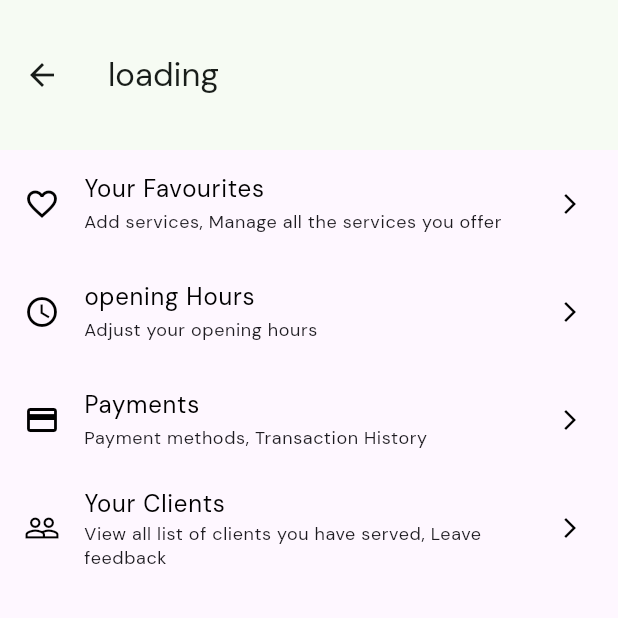
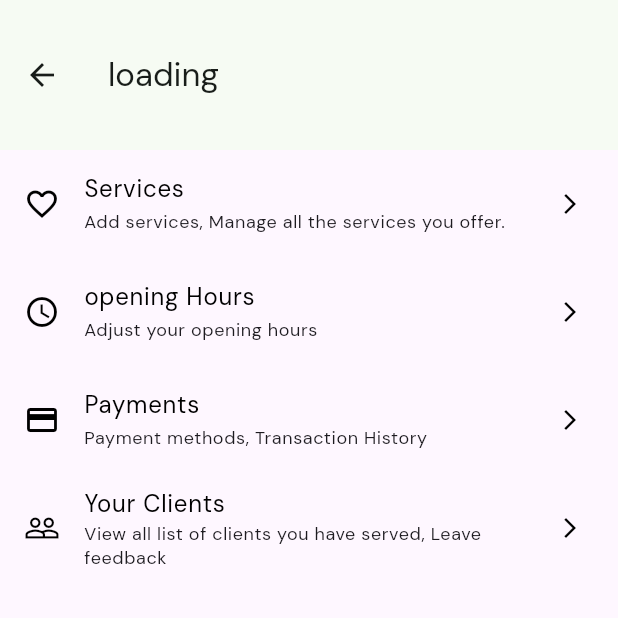
Before and after one commit to SLIIT-Y3S2/glamourme-business, a Flutter app: the MainScreen screen opened by its route, item 3 of the bottom bar chosen, on a phone screen of 412 x 824 dp, the top half of it. Run offline on Flutter 3.47's test engine with Material 3 defaults, Android fonts, the phone set to English and light mode, and no system bars; our stand-ins replace bloc, cloud_firestore, firebase_auth, firebase_core, firebase_storage, flutter_bloc and 6 more; missing offline and left inert: dart:ffi, is_first_run, syncfusion_flutter_core; accounts and stored records are empty; generated files the repository leaves out were written again; statements that could not run were skipped.

Commit message:
bottom bar language

```diff
--- a/lib/screens/appointments_index_screen.dart
+++ b/lib/screens/appointments_index_screen.dart
@@ -8,6 +8,8 @@ import 'package:glamourmebusiness/blocs/salon/salon_bloc.dart';
 
 import 'package:syncfusion_flutter_calendar/calendar.dart';
 import 'package:glamourmebusiness/constants.dart';
+
+import 'package:flutter_gen/gen_l10n/app_localizations.dart';
 
 class AppointmentIndexScreen extends StatefulWidget {
   const AppointmentIndexScreen({super.key});
@@ -22,7 +24,7 @@ class _AppointmentIndexScreenState extends State<AppointmentIndexScreen> {
     return Scaffold(
       appBar: AppBar(
         title: Text(
-          'My Appointments',
+          AppLocalizations.of(context)!.appointments,
           style: Theme.of(context).textTheme.titleLarge!.copyWith(
                 fontWeight: FontWeight.w900,
               ),
--- a/lib/screens/main_screen.dart
+++ b/lib/screens/main_screen.dart
@@ -10,6 +10,8 @@ import 'package:glamourmebusiness/screens/my_business_screen.dart';
 import 'package:glamourmebusiness/screens/notifications_index_screen.dart';
 import 'package:glamourmebusiness/screens/profile_index_screen.dart';
 import 'package:syncfusion_flutter_calendar/calendar.dart';
+
+import 'package:flutter_gen/gen_l10n/app_localizations.dart';
 
 class MainScreen extends StatefulWidget {
   const MainScreen({super.key});
@@ -68,26 +70,26 @@ class _HomeScreenState extends State<MainScreen> {
         surfaceTintColor: Colors.white,
         shadowColor: Colors.black,
         elevation: 30,
-        destinations: const [
+        destinations: [
           NavigationDestination(
             icon: Icon(Icons.calendar_month_outlined),
             selectedIcon: Icon(Icons.calendar_month),
-            label: 'Appointments',
+            label: AppLocalizations.of(context)!.appointments,
           ),
           NavigationDestination(
             icon: Icon(Icons.notifications_outlined),
-            label: 'Notifications',
+            label: AppLocalizations.of(context)!.notifications,
             selectedIcon: Icon(Icons.notifications),
           ),
           NavigationDestination(
             icon: Icon(Icons.home_work_outlined),
             selectedIcon: Icon(Icons.home_work),
-            label: 'My Business',
+            label: AppLocalizations.of(context)!.myBusiness,
           ),
           NavigationDestination(
             icon: Icon(Icons.person_outlined),
             selectedIcon: Icon(Icons.home_work),
-            label: 'Profile',
+            label: AppLocalizations.of(context)!.profile,
           ),
         ],
       ),
--- a/lib/screens/my_business_screen.dart
+++ b/lib/screens/my_business_screen.dart
@@ -67,7 +67,7 @@ class _MyBusinessState extends State<MyBusiness> {
           body: ListView(
             children: <Widget>[
               ProfileScreenListItem(
-                title: AppLocalizations.of(context)!.yourFavourites,
+                title: AppLocalizations.of(context)!.services,
                 leadingIcon: Icons.favorite_outline,
                 onTapFunc: () {
                   Navigator.of(context).push(
@@ -75,7 +75,7 @@ class _MyBusinessState extends State<MyBusiness> {
                         builder: (context) => MyBusinessServices()),
                   );
                 },
-                subtitle: 'Add services, Manage all the services you offer',
+                subtitle: AppLocalizations.of(context)!.servicesSentence,
                 trailingIcon: Icons.arrow_forward_ios,
               ),
               ProfileScreenListItem(
@@ -89,7 +89,7 @@ class _MyBusinessState extends State<MyBusiness> {
                 title: AppLocalizations.of(context)!.payments,
                 leadingIcon: Icons.credit_card,
                 onTapFunc: null,
-                subtitle: 'Payment methods, Transaction History',
+                subtitle: AppLocalizations.of(context)!.paymentSentence,
                 trailingIcon: Icons.arrow_forward_ios,
               ),
               ProfileScreenListItem(
```
Also changed, not shown: lib/screens/profile_index_screen.dart (+9 -10 lines).
